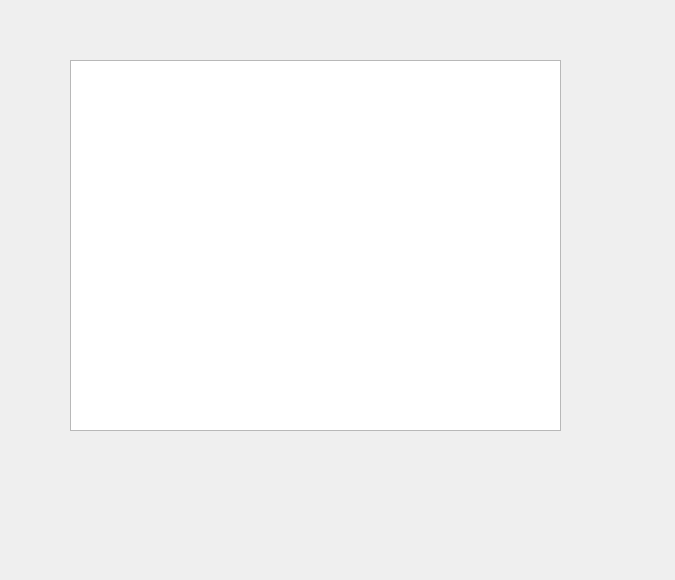
This is TextEdit/textedit.ui in BuhDuy256/Student-Management-GROUP6-KTLT-23CLC03 as Qt 5 draws it before an edit. The edited form follows.
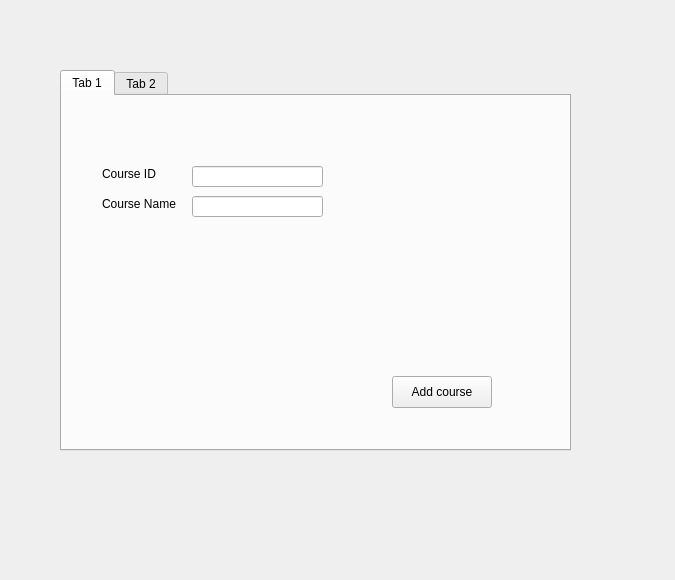
This is the edited form. The open tabs and pages were chosen to show the change.

What changed in the file:
```diff
--- a/TextEdit/textedit.ui
+++ b/TextEdit/textedit.ui
@@ -129,15 +129,97 @@
     </layout>
    </widget>
    <widget class="QWidget" name="page">
-    <widget class="QTableView" name="tableView_2">
+    <widget class="QTabWidget" name="tabWidget_2">
      <property name="geometry">
       <rect>
-       <x>40</x>
-       <y>50</y>
-       <width>491</width>
-       <height>371</height>
+       <x>30</x>
+       <y>60</y>
+       <width>511</width>
+       <height>381</height>
       </rect>
      </property>
+     <property name="currentIndex">
+      <number>0</number>
+     </property>
+     <widget class="QWidget" name="AddCourse">
+      <attribute name="title">
+       <string>Tab 1</string>
+      </attribute>
+      <widget class="QLabel" name="label_3">
+       <property name="geometry">
+        <rect>
+         <x>40</x>
+         <y>70</y>
+         <width>61</width>
+         <height>16</height>
+        </rect>
+       </property>
+       <property name="text">
+        <string>Course ID</string>
+       </property>
+      </widget>
+      <widget class="QLabel" name="label_4">
+       <property name="geometry">
+        <rect>
+         <x>40</x>
+         <y>100</y>
+         <width>81</width>
+         <height>16</height>
+        </rect>
+       </property>
+       <property name="text">
+        <string>Course Name</string>
+       </property>
+      </widget>
+      <widget class="QLineEdit" name="CourseID">
+       <property name="geometry">
+        <rect>
+         <x>130</x>
+         <y>70</y>
+         <width>131</width>
+         <height>21</height>
+        </rect>
+       </property>
+      </widget>
+      <widget class="QLineEdit" name="CourseName">
+       <property name="geometry">
+        <rect>
+         <x>130</x>
+         <y>100</y>
+         <width>131</width>
+         <height>21</height>
+        </rect>
+       </property>
+      </widget>
+      <widget class="QPushButton" name="btn_addCourse">
+       <property name="geometry">
+        <rect>
+         <x>330</x>
+         <y>280</y>
+         <width>100</width>
+         <height>32</height>
+        </rect>
+       </property>
+       <property name="text">
+        <string>Add course</string>
+       </property>
+      </widget>
+     </widget>
+     <widget class="QWidget" name="CourseList">
+      <attribute name="title">
+       <string>Tab 2</string>
+      </attribute>
+      <widget class="QTableView" name="courseTable">
+       <property name="geometry">
+        <rect>
+         <x>30</x>
+         <y>30</y>
+         <width>431</width>
+         <height>291</height>
+        </rect>
+       </property>
+      </widget>
+     </widget>
     </widget>
    </widget>
   </widget>
```
Left out of the diff: 43 changed lines with no effect on the pictures.
